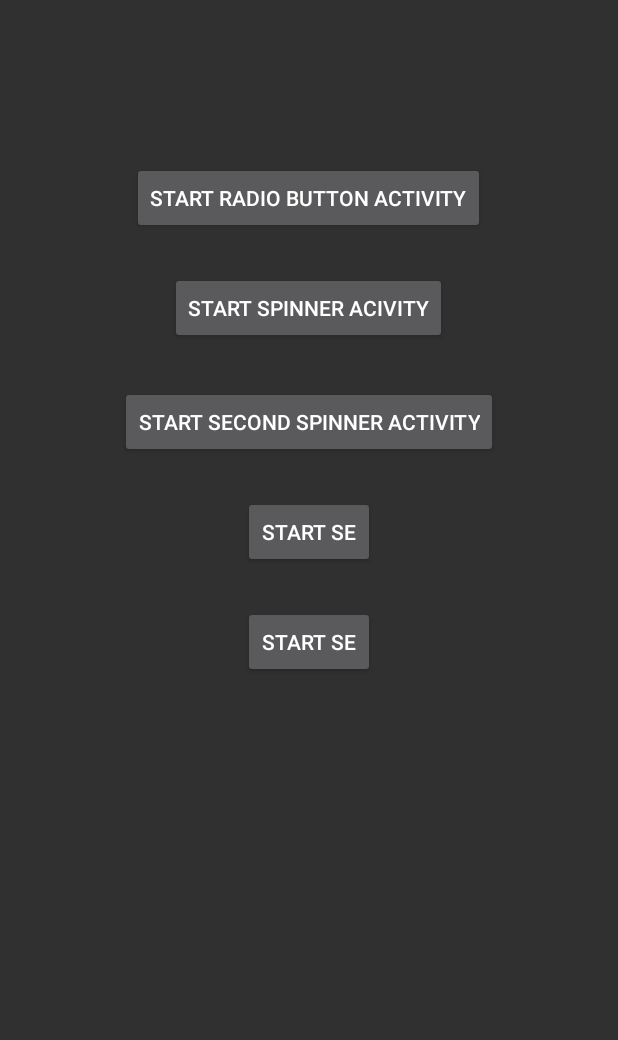
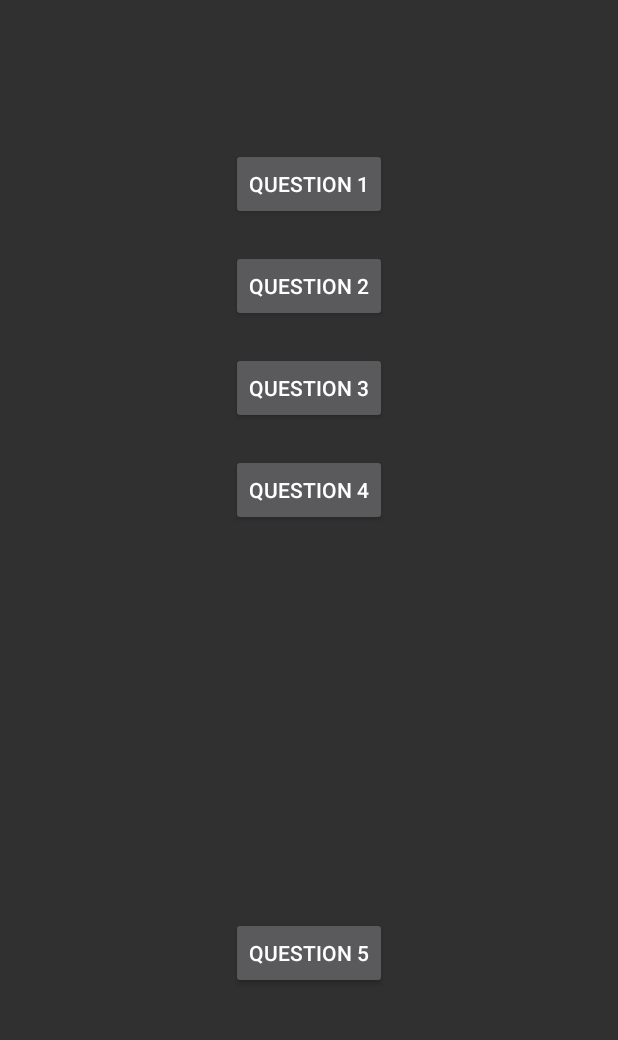
Before and after one commit to AaronBattershell/Projects, an Android app: the screen it shows after launch (Trivia), on a phone screen of 412 x 824 dp, the part 178-1218 px from its top. Run offline under Robolectric (Android 15) with nearby library versions, the phone set to English and light mode, and no system bars.

Commit message:
we are in a gradable state, thus its time to try and add leekspin into the app

```diff
--- a/Trivia/app/src/main/java/com/amb288/trivia/Trivia.java
+++ b/Trivia/app/src/main/java/com/amb288/trivia/Trivia.java
@@ -63,7 +63,7 @@ public class Trivia extends ActionBarActivity {
             @Override
             public void onClick(View v) {
                 // Create an intent stating which Activity you would like to start
-                Intent intent = new Intent(Trivia.this, SpinnerQuestionActivity.class);
+                Intent intent = new Intent(Trivia.this, RadioQuestionActivity.class);
 
                 String[] answers = {"Ichigo Kurosaki", "Chuck Noris", "Orihime Inoue", "Goku", "Null Reference Exception" };
                 intent.putExtra("question", "What anime Character is featured in the LeekSpin animation?");
@@ -103,7 +103,7 @@ public class Trivia extends ActionBarActivity {
             @Override
             public void onClick(View v) {
                 // Create an intent stating which Activity you would like to start
-                Intent intent = new Intent(Trivia.this, RadioQuestionActivity.class);
+                Intent intent = new Intent(Trivia.this, SpinnerQuestionActivity.class);
 
                 String[] answers = { "Ievan Polkka by Loituma", "Cocaine by Nightcore", "Gōrudentaimurabā by Sukima Switch", "Sekai no Kami Desu YO! by Kami" };
                 intent.putExtra("question", "what delightful music plays in the background during leekspin?");
@@ -118,7 +118,7 @@ public class Trivia extends ActionBarActivity {
             }
         });
 
-        Button testRadioBtnActivity3 = (Button) findViewById(R.id.testSpinnerButton3);
+        Button testRadioBtnActivity3 = (Button) findViewById(R.id.testSpinnerButton4);
         testRadioBtnActivity3.setOnClickListener(new OnClickListener() {
             @Override
             public void onClick(View v) {
--- a/Trivia/app/src/main/java/com/amb288/trivia/displayResults.java
+++ b/Trivia/app/src/main/java/com/amb288/trivia/displayResults.java
@@ -18,7 +18,7 @@ public class displayResults extends Activity {
     private TextView statementLbl = null;
     private TextView resultLbl = null;
     private Bundle extras = null;
-    private double score = 0;
+    private double score = 0.0;
 
     @Override
     protected void onCreate(Bundle savedInstanceState) {
@@ -50,16 +50,16 @@ public class displayResults extends Activity {
         if (score == 1) {
             return "World Champion";
         }
-        else if (score > 90) {
+        else if (score >= 0.80) {
             return "Aspiring Scholar";
         }
-        else if (score > 80) {
+        else if (score >= 0.70) {
             return "Average Joe";
         }
-        else if (score > 70) {
+        else if (score >= 0.60) {
             return "Knowledgeable Muffin";
         }
-        else if (score > 60) {
+        else if (score >= 0.50) {
             return "Mopey Zoo Lion";
         }
         else {
--- a/Trivia/app/src/main/res/layout/activity_trivia.xml
+++ b/Trivia/app/src/main/res/layout/activity_trivia.xml
@@ -21,9 +21,9 @@
     <Button
         android:layout_width="wrap_content"
         android:layout_height="wrap_content"
-        android:text="Start Radio Button Activity"
+        android:text="Question 1"
         android:id="@+id/testRadioButton"
-        android:layout_marginTop="29dp"
+        android:layout_marginTop="25dp"
         android:layout_below="@+id/userScore"
         android:layout_centerHorizontal="true" />
 
@@ -31,7 +31,7 @@
         android:layout_width="fill_parent"
         android:layout_height="80px"
         android:id="@+id/userScore"
-        android:layout_marginTop="25dp"
+        android:layout_marginTop="20dp"
         android:layout_below="@+id/textView"
         android:layout_centerHorizontal="true"
         android:autoText="false" />
@@ -39,37 +39,37 @@
     <Button
         android:layout_width="wrap_content"
         android:layout_height="wrap_content"
-        android:text="Start Spinner Acivity"
+        android:text="Question 2"
         android:id="@+id/testSpinnerButton"
         android:layout_below="@+id/testRadioButton"
         android:layout_centerHorizontal="true"
-        android:layout_marginTop="25dp" />
+        android:layout_marginTop="20dp" />
 
     <Button
         android:layout_width="wrap_content"
         android:layout_height="wrap_content"
-        android:text="Start Second Spinner Activity"
+        android:text="Question 3"
         android:id="@+id/testSpinnerButton2"
         android:layout_below="@+id/testSpinnerButton"
         android:layout_centerHorizontal="true"
-        android:layout_marginTop="28dp" />
+        android:layout_marginTop="20dp" />
 
     <Button
         android:layout_width="wrap_content"
         android:layout_height="wrap_content"
-        android:text="Start Se"
+        android:text="Question 4"
         android:id="@+id/testSpinnerButton3"
-        android:layout_marginTop="25dp"
+        android:layout_marginTop="20dp"
         android:layout_below="@+id/testSpinnerButton2"
         android:layout_centerHorizontal="true" />
 
     <Button
         android:layout_width="wrap_content"
         android:layout_height="wrap_content"
-        android:text="Start Se"
+        android:text="Question 5"
         android:id="@+id/testSpinnerButton4"
-        android:layout_marginTop="25dp"
-        android:layout_below="@+id/testSpinnerButton3"
-        android:layout_centerHorizontal="true" />
+        android:layout_alignParentBottom="true"
+        android:layout_centerHorizontal="true"
+        android:layout_marginBottom="30dp" />
 
 </RelativeLayout>
```
